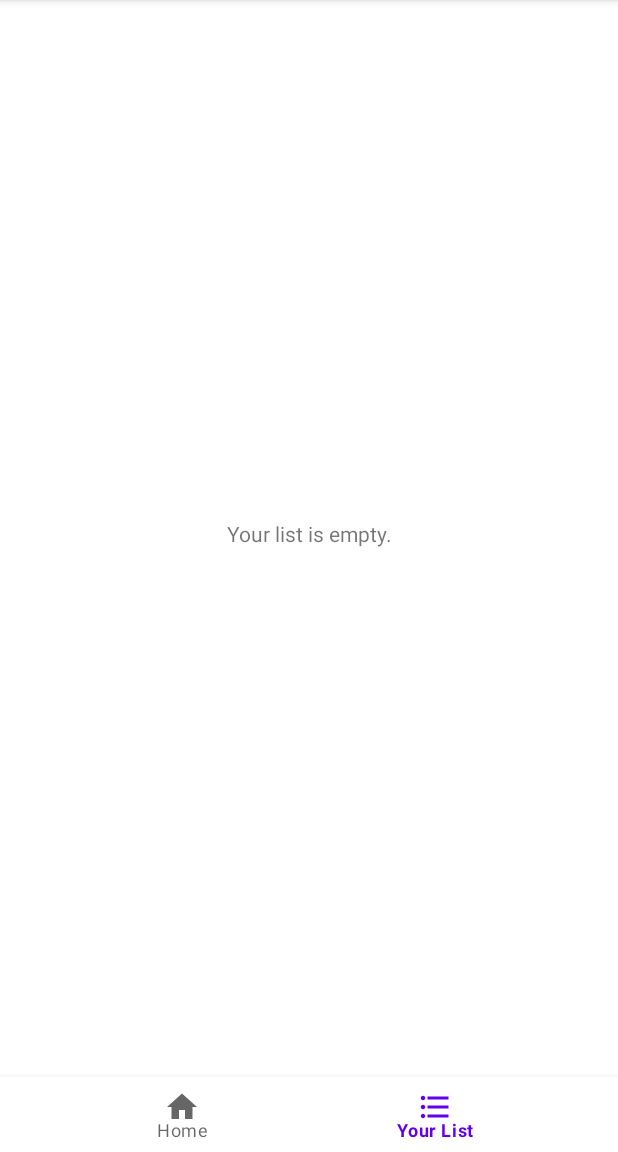
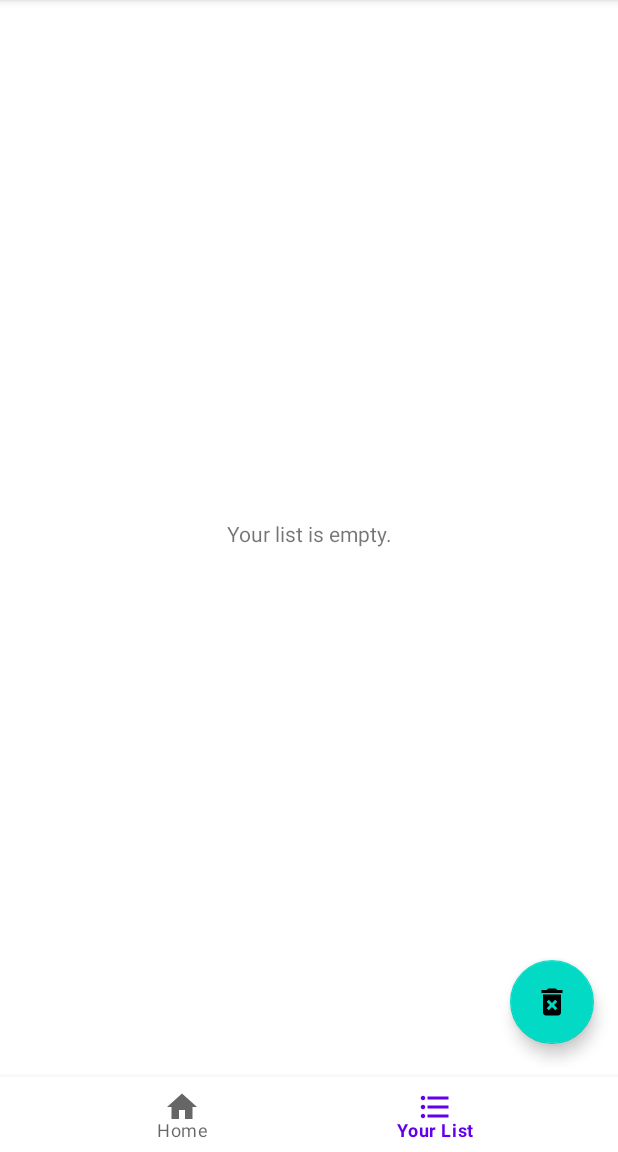
Before and after one commit to itslouisgs/tokoku, an Android app: the screen it shows after launch (MainActivity), item 2 of the bottom bar chosen, on a phone screen of 412 x 824 dp, the part 84-1236 px from its top. Run offline under Robolectric (Android 15) with nearby library versions, the phone set to English and light mode, and no system bars.

Commit message:
Succesfully implemented clear all list

```diff
--- a/app/src/main/java/com/tokoku/ListFragment.java
+++ b/app/src/main/java/com/tokoku/ListFragment.java
@@ -1,22 +1,22 @@
 package com.tokoku;
 
 import android.content.Context;
-import android.content.Intent;
 import android.os.Bundle;
 
 import androidx.fragment.app.Fragment;
 import androidx.recyclerview.widget.LinearLayoutManager;
 import androidx.recyclerview.widget.RecyclerView;
 
-import android.util.Log;
 import android.view.LayoutInflater;
 import android.view.View;
 import android.view.ViewGroup;
-import android.widget.Button;
-import android.widget.ListView;
 import android.widget.TextView;
+import android.widget.Toast;
+
+import com.google.android.material.floatingactionbutton.FloatingActionButton;
 
 import java.io.BufferedReader;
+import java.io.File;
 import java.io.FileInputStream;
 import java.io.FileNotFoundException;
 import java.io.IOException;
@@ -31,16 +31,26 @@ public class ListFragment extends Fragment {
     private RecyclerViewAdapter adapter;
     TextView tv;
 
+
     @Override
     public View onCreateView(LayoutInflater inflater, ViewGroup container,
                              Bundle savedInstanceState) {
-        return inflater.inflate(R.layout.fragment_list, container, false);
+        View root = inflater.inflate(R.layout.fragment_list, container, false);
+
+        FloatingActionButton fab = (FloatingActionButton)root.findViewById(R.id.fab);
+        fab.setOnClickListener(new View.OnClickListener() {
+            @Override
+            public void onClick(View view) {
+                clearList();
+                Toast.makeText(getActivity(),"List deleted, please click your list again",Toast.LENGTH_SHORT).show();
+            }
+        });
+        return root;
     }
 
     @Override
     public void onViewCreated(View view, Bundle savedInstanceState) {
         super.onViewCreated(view, savedInstanceState);
-
         showSavedList();
     }
 
@@ -68,6 +78,12 @@ public class ListFragment extends Fragment {
         recyclerView.setAdapter(adapter);
     }
 
+    public void clearList(){
+       File dir = getActivity().getFilesDir();
+       File file = new File(dir, filename);
+       file.delete();
+    }
+
     public String readFile(Context context, String filename) {
         try {
             FileInputStream fis = context.openFileInput(filename);
--- /dev/null
+++ b/app/src/main/res/drawable/ic_baseline_delete_forever_24.xml
@@ -0,0 +1,5 @@
+<vector android:height="24dp" android:tint="#000000"
+    android:viewportHeight="24" android:viewportWidth="24"
+    android:width="24dp" xmlns:android="http://schemas.android.com/apk/res/android">
+    <path android:fillColor="@android:color/white" android:pathData="M6,19c0,1.1 0.9,2 2,2h8c1.1,0 2,-0.9 2,-2L18,7L6,7v12zM8.46,11.88l1.41,-1.41L12,12.59l2.12,-2.12 1.41,1.41L13.41,14l2.12,2.12 -1.41,1.41L12,15.41l-2.12,2.12 -1.41,-1.41L10.59,14l-2.13,-2.12zM15.5,4l-1,-1h-5l-1,1L5,4v2h14L19,4z"/>
+</vector>
--- a/app/src/main/res/layout/fragment_list.xml
+++ b/app/src/main/res/layout/fragment_list.xml
@@ -19,4 +19,13 @@
         android:layout_width="match_parent"
         android:layout_height="match_parent" />
 
+    <com.google.android.material.floatingactionbutton.FloatingActionButton
+        android:id="@+id/fab"
+        android:layout_width="wrap_content"
+        android:layout_height="wrap_content"
+        android:layout_gravity="end|bottom"
+        android:src="@drawable/ic_baseline_delete_forever_24"
+        android:contentDescription="@string/delete"
+        android:layout_margin="16dp" />
+
 </FrameLayout>
--- a/app/src/main/res/values/strings.xml
+++ b/app/src/main/res/values/strings.xml
@@ -8,4 +8,5 @@
     <string name="remove_from_list">Remove from list</string>
     <string name="nav_home">Home</string>
     <string name="nav_list">Your List</string>
+    <string name="delete" />
 </resources>
```
